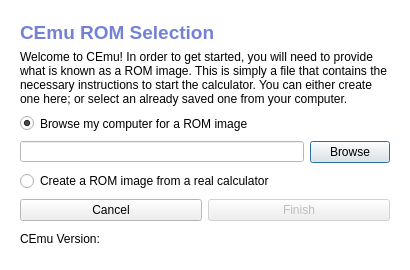
First picture: the form in romselection.ui, repository CE-Programming/CEmu, before the edit.
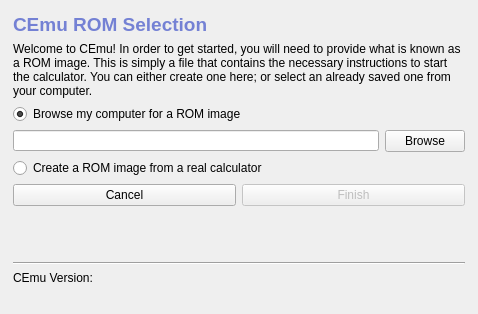
Second picture: the form after the edit. The open tabs and pages were chosen to show the change. Icons and pictures are not drawn.

Commit message: Try to fix UI for all platforms...

```diff
--- a/romselection.ui
+++ b/romselection.ui
@@ -2,12 +2,15 @@
 <ui version="4.0">
  <class>RomSelection</class>
  <widget class="QDialog" name="RomSelection">
+  <property name="windowModality">
+   <enum>Qt::ApplicationModal</enum>
+  </property>
   <property name="geometry">
    <rect>
     <x>0</x>
     <y>0</y>
-    <width>410</width>
-    <height>270</height>
+    <width>478</width>
+    <height>314</height>
    </rect>
   </property>
   <property name="sizePolicy">
@@ -18,8 +21,8 @@
   </property>
   <property name="minimumSize">
    <size>
-    <width>410</width>
-    <height>270</height>
+    <width>0</width>
+    <height>0</height>
    </size>
   </property>
   <property name="maximumSize">
@@ -28,85 +31,49 @@
     <height>16777215</height>
    </size>
   </property>
-  <property name="palette">
-   <palette>
-    <active>
-     <colorrole role="Base">
-      <brush brushstyle="SolidPattern">
-       <color alpha="255">
-        <red>255</red>
-        <green>255</green>
-        <blue>255</blue>
-       </color>
-      </brush>
-     </colorrole>
-     <colorrole role="Window">
-      <brush brushstyle="SolidPattern">
-       <color alpha="255">
-        <red>255</red>
-        <green>255</green>
-        <blue>255</blue>
-       </color>
-      </brush>
-     </colorrole>
-    </active>
-    <inactive>
-     <colorrole role="Base">
-      <brush brushstyle="SolidPattern">
-       <color alpha="255">
-        <red>255</red>
-        <green>255</green>
-        <blue>255</blue>
-       </color>
-      </brush>
-     </colorrole>
-     <colorrole role="Window">
-      <brush brushstyle="SolidPattern">
-       <color alpha="255">
-        <red>255</red>
-        <green>255</green>
-        <blue>255</blue>
-       </color>
-      </brush>
-     </colorrole>
-    </inactive>
-    <disabled>
-     <colorrole role="Base">
-      <brush brushstyle="SolidPattern">
-       <color alpha="255">
-        <red>255</red>
-        <green>255</green>
-        <blue>255</blue>
-       </color>
-      </brush>
-     </colorrole>
-     <colorrole role="Window">
-      <brush brushstyle="SolidPattern">
-       <color alpha="255">
-        <red>255</red>
-        <green>255</green>
-        <blue>255</blue>
-       </color>
-      </brush>
-     </colorrole>
-    </disabled>
-   </palette>
-  </property>
   <property name="windowTitle">
    <string>CEmu Setup</string>
   </property>
-  <property name="autoFillBackground">
+  <property name="windowIcon">
+   <iconset resource="resources.qrc">
+    <normaloff>:/icons/resources/icons/icon.png</normaloff>:/icons/resources/icons/icon.png</iconset>
+  </property>
+  <property name="modal">
    <bool>true</bool>
   </property>
   <layout class="QGridLayout" name="gridLayout">
+   <property name="leftMargin">
+    <number>4</number>
+   </property>
+   <property name="topMargin">
+    <number>4</number>
+   </property>
+   <property name="rightMargin">
+    <number>4</number>
+   </property>
+   <property name="bottomMargin">
+    <number>4</number>
+   </property>
    <item row="0" column="0">
     <widget class="QStackedWidget" name="stackedWidget">
      <property name="currentIndex">
-      <number>1</number>
+      <number>0</number>
      </property>
      <widget class="QWidget" name="page_3">
+      <property name="minimumSize">
+       <size>
+        <width>0</width>
+        <height>290</height>
+       </size>
+      </property>
+      <property name="maximumSize">
+       <size>
+        <width>16777215</width>
+        <height>290</height>
+       </size>
+      </property>
       <layout class="QGridLayout" name="gridLayout_3">
-       <item row="0" column="0">
+       <item row="1" column="0">
         <widget class="QLabel" name="line0">
          <property name="palette">
           <palette>
@@ -158,33 +125,50 @@
          </property>
         </widget>
        </item>
-       <item row="1" column="0">
-        <widget class="QLabel" name="line1_7">
-         <property name="text">
-          <string>Welcome to CEmu! In order to get started, you will need to provide what is known as a ROM image. This is simply a file that contains the necessary instructions to start the calculator. You can either create one here; or select an already saved one from your computer.</string>
-         </property>
-         <property name="wordWrap">
-          <bool>true</bool>
-         </property>
-        </widget>
+       <item row="6" column="0">
+        <layout class="QHBoxLayout" name="horizontalLayout_2">
+         <item>
+          <widget class="QPushButton" name="cancel">
+           <property name="sizePolicy">
+            <sizepolicy hsizetype="Preferred" vsizetype="Maximum">
+             <horstretch>0</horstretch>
+             <verstretch>0</verstretch>
+            </sizepolicy>
+           </property>
+           <property name="text">
+            <string>Cancel</string>
+           </property>
+           <property name="autoDefault">
+            <bool>false</bool>
+           </property>
+          </widget>
+         </item>
+         <item>
+          <widget class="QPushButton" name="next">
+           <property name="enabled">
+            <bool>false</bool>
+           </property>
+           <property name="sizePolicy">
+            <sizepolicy hsizetype="Preferred" vsizetype="Maximum">
+             <horstretch>0</horstretch>
+             <verstretch>0</verstretch>
+            </sizepolicy>
+           </property>
+           <property name="text">
+            <string>Finish</string>
+           </property>
+          </widget>
+         </item>
+        </layout>
        </item>
-       <item row="2" column="0">
-        <widget class="QRadioButton" name="browse_sel">
-         <property name="sizePolicy">
-          <sizepolicy hsizetype="Preferred" vsizetype="Preferred">
-           <horstretch>0</horstretch>
-           <verstretch>0</verstretch>
-          </sizepolicy>
+       <item row="9" column="0">
+        <widget class="Line" name="line">
+         <property name="orientation">
+          <enum>Qt::Horizontal</enum>
          </property>
-         <property name="text">
-          <string>Browse my computer for a ROM image</string>
-         </property>
-         <property name="checked">
-          <bool>true</bool>
-         </property>
         </widget>
        </item>
-       <item row="3" column="0">
+       <item row="4" column="0">
         <layout class="QHBoxLayout" name="horizontalLayout">
          <item>
           <widget class="QLineEdit" name="rompath">
@@ -213,11 +197,40 @@
            <property name="text">
             <string>Browse</string>
            </property>
+           <property name="default">
+            <bool>true</bool>
+           </property>
           </widget>
          </item>
         </layout>
        </item>
-       <item row="4" column="0">
+       <item row="2" column="0">
+        <widget class="QLabel" name="line1_7">
+         <property name="text">
+          <string>Welcome to CEmu! In order to get started, you will need to provide what is known as a ROM image. This is simply a file that contains the necessary instructions to start the calculator. You can either create one here; or select an already saved one from your computer.</string>
+         </property>
+         <property name="wordWrap">
+          <bool>true</bool>
+         </property>
+        </widget>
+       </item>
+       <item row="3" column="0">
+        <widget class="QRadioButton" name="browse_sel">
+         <property name="sizePolicy">
+          <sizepolicy hsizetype="Preferred" vsizetype="Preferred">
+           <horstretch>0</horstretch>
+           <verstretch>0</verstretch>
+          </sizepolicy>
+         </property>
+         <property name="text">
+          <string>Browse my computer for a ROM image</string>
+         </property>
+         <property name="checked">
+          <bool>true</bool>
+         </property>
+        </widget>
+       </item>
+       <item row="5" column="0">
         <widget class="QRadioButton" name="create_sel">
          <property name="sizePolicy">
           <sizepolicy hsizetype="Preferred" vsizetype="Preferred">
@@ -230,40 +243,20 @@
          </property>
         </widget>
        </item>
-       <item row="5" column="0">
-        <layout class="QHBoxLayout" name="horizontalLayout_2">
-         <item>
-          <widget class="QPushButton" name="cancel">
-           <property name="sizePolicy">
-            <sizepolicy hsizetype="Preferred" vsizetype="Maximum">
-             <horstretch>0</horstretch>
-             <verstretch>0</verstretch>
-            </sizepolicy>
-           </property>
-           <property name="text">
-            <string>Cancel</string>
-           </property>
-          </widget>
-         </item>
-         <item>
-          <widget class="QPushButton" name="next">
-           <property name="enabled">
-            <bool>false</bool>
-           </property>
-           <property name="sizePolicy">
-            <sizepolicy hsizetype="Preferred" vsizetype="Maximum">
-             <horstretch>0</horstretch>
-             <verstretch>0</verstretch>
-            </sizepolicy>
-           </property>
-           <property name="text">
-            <string>Finish</string>
-           </property>
-          </widget>
-         </item>
-        </layout>
+       <item row="7" column="0">
+        <spacer name="verticalSpacer">
+         <property name="orientation">
+          <enum>Qt::Vertical</enum>
+         </property>
+         <property name="sizeHint" stdset="0">
+          <size>
+           <width>20</width>
+           <height>40</height>
+          </size>
+         </property>
+        </spacer>
        </item>
-       <item row="6" column="0">
+       <item row="10" column="0">
         <widget class="QLabel" name="versionLabel">
          <property name="text">
           <string>CEmu Version: </string>
```
The commit also changes 1 other file.
